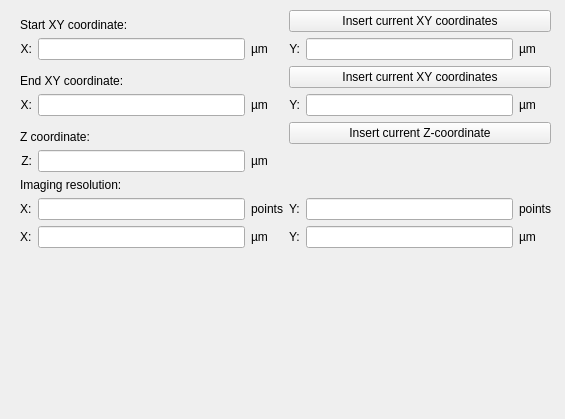
First picture: the form in iris/resources/coordinate_generators/rect_startend.ui, repository The-Thomas-Lab-UCL/orm-iris, before the edit.
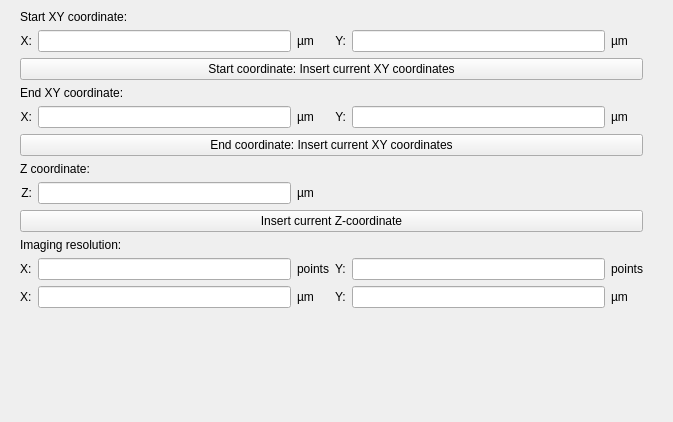
Second picture: the form after the edit.

The edit to the form file:
```diff
--- a/iris/resources/coordinate_generators/rect_startend.ui
+++ b/iris/resources/coordinate_generators/rect_startend.ui
@@ -6,8 +6,8 @@
    <rect>
     <x>0</x>
     <y>0</y>
-    <width>565</width>
-    <height>419</height>
+    <width>673</width>
+    <height>422</height>
    </rect>
   </property>
   <property name="windowTitle">
@@ -18,11 +18,171 @@
     <rect>
      <x>20</x>
      <y>10</y>
-     <width>531</width>
+     <width>623</width>
      <height>381</height>
     </rect>
    </property>
    <layout class="QGridLayout" name="gridLayout">
+    <item row="1" column="3">
+     <widget class="QLabel" name="label_4">
+      <property name="text">
+       <string>Y:</string>
+      </property>
+      <property name="alignment">
+       <set>Qt::AlignmentFlag::AlignRight|Qt::AlignmentFlag::AlignTrailing|Qt::AlignmentFlag::AlignVCenter</set>
+      </property>
+     </widget>
+    </item>
+    <item row="10" column="0">
+     <widget class="QLabel" name="label_17">
+      <property name="text">
+       <string>X:</string>
+      </property>
+     </widget>
+    </item>
+    <item row="10" column="1">
+     <widget class="QLineEdit" name="ent_res_pt_x"/>
+    </item>
+    <item row="12" column="1">
+     <spacer name="verticalSpacer">
+      <property name="orientation">
+       <enum>Qt::Orientation::Vertical</enum>
+      </property>
+      <property name="sizeHint" stdset="0">
+       <size>
+        <width>20</width>
+        <height>40</height>
+       </size>
+      </property>
+     </spacer>
+    </item>
+    <item row="4" column="5">
+     <widget class="QLabel" name="label_10">
+      <property name="text">
+       <string>µm</string>
+      </property>
+     </widget>
+    </item>
+    <item row="10" column="4">
+     <widget class="QLineEdit" name="ent_res_pt_y"/>
+    </item>
+    <item row="7" column="2">
+     <widget class="QLabel" name="label_12">
+      <property name="text">
+       <string>µm</string>
+      </property>
+     </widget>
+    </item>
+    <item row="3" column="0" colspan="3">
+     <widget class="QLabel" name="label_8">
+      <property name="text">
+       <string>End XY coordinate:</string>
+      </property>
+      <property name="alignment">
+       <set>Qt::AlignmentFlag::AlignBottom|Qt::AlignmentFlag::AlignLeading|Qt::AlignmentFlag::AlignLeft</set>
+      </property>
+     </widget>
+    </item>
+    <item row="1" column="2">
+     <widget class="QLabel" name="label_3">
+      <property name="text">
+       <string>µm</string>
+      </property>
+     </widget>
+    </item>
+    <item row="4" column="0">
+     <widget class="QLabel" name="label_9">
+      <property name="text">
+       <string>X:</string>
+      </property>
+      <property name="alignment">
+       <set>Qt::AlignmentFlag::AlignRight|Qt::AlignmentFlag::AlignTrailing|Qt::AlignmentFlag::AlignVCenter</set>
+      </property>
+     </widget>
+    </item>
+    <item row="10" column="3">
+     <widget class="QLabel" name="label_21">
+      <property name="text">
+       <string>Y:</string>
+      </property>
+     </widget>
+    </item>
+    <item row="11" column="0">
+     <widget class="QLabel" name="label_11">
+      <property name="text">
+       <string>X:</string>
+      </property>
+     </widget>
+    </item>
+    <item row="11" column="3">
+     <widget class="QLabel" name="label_20">
+      <property name="text">
+       <string>Y:</string>
+      </property>
+     </widget>
+    </item>
+    <item row="7" column="1">
+     <widget class="QLineEdit" name="ent_z_um"/>
+    </item>
+    <item row="7" column="0">
+     <widget class="QLabel" name="label_14">
+      <property name="text">
+       <string>Z:</string>
+      </property>
+      <property name="alignment">
+       <set>Qt::AlignmentFlag::AlignRight|Qt::AlignmentFlag::AlignTrailing|Qt::AlignmentFlag::AlignVCenter</set>
+      </property>
+     </widget>
+    </item>
+    <item row="11" column="1">
+     <widget class="QLineEdit" name="ent_res_um_x"/>
+    </item>
+    <item row="10" column="2">
+     <widget class="QLabel" name="label_15">
+      <property name="text">
+       <string>points</string>
+      </property>
+     </widget>
+    </item>
+    <item row="1" column="4">
+     <widget class="QLineEdit" name="ent_starty_um"/>
+    </item>
+    <item row="4" column="3">
+     <widget class="QLabel" name="label_6">
+      <property name="text">
+       <string>Y:</string>
+      </property>
+      <property name="alignment">
+       <set>Qt::AlignmentFlag::AlignRight|Qt::AlignmentFlag::AlignTrailing|Qt::AlignmentFlag::AlignVCenter</set>
+      </property>
+     </widget>
+    </item>
+    <item row="4" column="4">
+     <widget class="QLineEdit" name="ent_endy_um"/>
+    </item>
+    <item row="4" column="2">
+     <widget class="QLabel" name="label_7">
+      <property name="text">
+       <string>µm</string>
+      </property>
+     </widget>
+    </item>
+    <item row="1" column="1">
+     <widget class="QLineEdit" name="ent_startx_um"/>
+    </item>
+    <item row="11" column="4">
+     <widget class="QLineEdit" name="ent_res_um_y"/>
+    </item>
+    <item row="9" column="0" colspan="3">
+     <widget class="QLabel" name="label_16">
+      <property name="text">
+       <string>Imaging resolution:</string>
+      </property>
+      <property name="alignment">
+       <set>Qt::AlignmentFlag::AlignBottom|Qt::AlignmentFlag::AlignLeading|Qt::AlignmentFlag::AlignLeft</set>
+      </property>
+     </widget>
+    </item>
     <item row="0" column="0" colspan="3">
      <widget class="QLabel" name="label">
       <property name="sizePolicy">
@@ -39,12 +199,8 @@
       </property>
      </widget>
     </item>
-    <item row="8" column="0">
-     <widget class="QLabel" name="label_11">
-      <property name="text">
-       <string>X:</string>
-      </property>
-     </widget>
+    <item row="4" column="1">
+     <widget class="QLineEdit" name="ent_endx_um"/>
     </item>
     <item row="1" column="0">
      <widget class="QLabel" name="label_2">
@@ -56,7 +212,28 @@
       </property>
      </widget>
     </item>
-    <item row="4" column="0" colspan="3">
+    <item row="1" column="5">
+     <widget class="QLabel" name="label_5">
+      <property name="text">
+       <string>µm</string>
+      </property>
+     </widget>
+    </item>
+    <item row="10" column="5">
+     <widget class="QLabel" name="label_19">
+      <property name="text">
+       <string>points</string>
+      </property>
+     </widget>
+    </item>
+    <item row="11" column="2">
+     <widget class="QLabel" name="label_18">
+      <property name="text">
+       <string>µm</string>
+      </property>
+     </widget>
+    </item>
+    <item row="6" column="0" colspan="3">
      <widget class="QLabel" name="label_13">
       <property name="text">
        <string>Z coordinate:</string>
@@ -66,211 +243,34 @@
       </property>
      </widget>
     </item>
-    <item row="8" column="4">
-     <widget class="QLineEdit" name="ent_res_um_y"/>
-    </item>
-    <item row="7" column="2">
-     <widget class="QLabel" name="label_15">
-      <property name="text">
-       <string>points</string>
-      </property>
-     </widget>
-    </item>
-    <item row="6" column="0" colspan="3">
-     <widget class="QLabel" name="label_16">
-      <property name="text">
-       <string>Imaging resolution:</string>
-      </property>
-      <property name="alignment">
-       <set>Qt::AlignmentFlag::AlignBottom|Qt::AlignmentFlag::AlignLeading|Qt::AlignmentFlag::AlignLeft</set>
-      </property>
-     </widget>
-    </item>
-    <item row="1" column="1">
-     <widget class="QLineEdit" name="ent_startx_um"/>
-    </item>
-    <item row="7" column="4">
-     <widget class="QLineEdit" name="ent_res_pt_y"/>
-    </item>
-    <item row="8" column="2">
-     <widget class="QLabel" name="label_18">
-      <property name="text">
-       <string>µm</string>
-      </property>
-     </widget>
-    </item>
-    <item row="7" column="0">
-     <widget class="QLabel" name="label_17">
-      <property name="text">
-       <string>X:</string>
-      </property>
-     </widget>
-    </item>
-    <item row="1" column="4">
-     <widget class="QLineEdit" name="ent_starty_um"/>
-    </item>
-    <item row="0" column="3" colspan="3">
-     <widget class="QPushButton" name="btn_curr_start_xy">
-      <property name="text">
-       <string>Insert current XY coordinates</string>
-      </property>
-     </widget>
-    </item>
-    <item row="3" column="5">
-     <widget class="QLabel" name="label_10">
-      <property name="text">
-       <string>µm</string>
-      </property>
-     </widget>
-    </item>
-    <item row="1" column="3">
-     <widget class="QLabel" name="label_4">
-      <property name="text">
-       <string>Y:</string>
-      </property>
-      <property name="alignment">
-       <set>Qt::AlignmentFlag::AlignRight|Qt::AlignmentFlag::AlignTrailing|Qt::AlignmentFlag::AlignVCenter</set>
-      </property>
-     </widget>
-    </item>
-    <item row="1" column="2">
-     <widget class="QLabel" name="label_3">
-      <property name="text">
-       <string>µm</string>
-      </property>
-     </widget>
-    </item>
-    <item row="7" column="5">
-     <widget class="QLabel" name="label_19">
-      <property name="text">
-       <string>points</string>
-      </property>
-     </widget>
-    </item>
-    <item row="8" column="5">
+    <item row="11" column="5">
      <widget class="QLabel" name="label_22">
       <property name="text">
        <string>µm</string>
       </property>
      </widget>
     </item>
-    <item row="4" column="3" colspan="3">
+    <item row="2" column="0" colspan="6">
+     <widget class="QPushButton" name="btn_curr_start_xy">
+      <property name="text">
+       <string>Start coordinate: Insert current XY coordinates</string>
+      </property>
+     </widget>
+    </item>
+    <item row="5" column="0" colspan="6">
+     <widget class="QPushButton" name="btn_curr_end_xy">
+      <property name="text">
+       <string>End coordinate: Insert current XY coordinates</string>
+      </property>
+     </widget>
+    </item>
+    <item row="8" column="0" colspan="6">
      <widget class="QPushButton" name="btn_curr_z">
       <property name="text">
        <string>Insert current Z-coordinate</string>
       </property>
      </widget>
     </item>
-    <item row="5" column="2">
-     <widget class="QLabel" name="label_12">
-      <property name="text">
-       <string>µm</string>
-      </property>
-     </widget>
-    </item>
-    <item row="3" column="1">
-     <widget class="QLineEdit" name="ent_endx_um"/>
-    </item>
-    <item row="8" column="3">
-     <widget class="QLabel" name="label_20">
-      <property name="text">
-       <string>Y:</string>
-      </property>
-     </widget>
-    </item>
-    <item row="5" column="1">
-     <widget class="QLineEdit" name="ent_z_um"/>
-    </item>
-    <item row="3" column="3">
-     <widget class="QLabel" name="label_6">
-      <property name="text">
-       <string>Y:</string>
-      </property>
-      <property name="alignment">
-       <set>Qt::AlignmentFlag::AlignRight|Qt::AlignmentFlag::AlignTrailing|Qt::AlignmentFlag::AlignVCenter</set>
-      </property>
-     </widget>
-    </item>
-    <item row="3" column="2">
-     <widget class="QLabel" name="label_7">
-      <property name="text">
-       <string>µm</string>
-      </property>
-     </widget>
-    </item>
-    <item row="3" column="0">
-     <widget class="QLabel" name="label_9">
-      <property name="text">
-       <string>X:</string>
-      </property>
-      <property name="alignment">
-       <set>Qt::AlignmentFlag::AlignRight|Qt::AlignmentFlag::AlignTrailing|Qt::AlignmentFlag::AlignVCenter</set>
-      </property>
-     </widget>
-    </item>
-    <item row="5" column="0">
-     <widget class="QLabel" name="label_14">
-      <property name="text">
-       <string>Z:</string>
-      </property>
-      <property name="alignment">
-       <set>Qt::AlignmentFlag::AlignRight|Qt::AlignmentFlag::AlignTrailing|Qt::AlignmentFlag::AlignVCenter</set>
-      </property>
-     </widget>
-    </item>
-    <item row="2" column="0" colspan="3">
-     <widget class="QLabel" name="label_8">
-      <property name="text">
-       <string>End XY coordinate:</string>
-      </property>
-      <property name="alignment">
-       <set>Qt::AlignmentFlag::AlignBottom|Qt::AlignmentFlag::AlignLeading|Qt::AlignmentFlag::AlignLeft</set>
-      </property>
-     </widget>
-    </item>
-    <item row="2" column="3" colspan="3">
-     <widget class="QPushButton" name="btn_curr_end_xy">
-      <property name="text">
-       <string>Insert current XY coordinates</string>
-      </property>
-     </widget>
-    </item>
-    <item row="7" column="1">
-     <widget class="QLineEdit" name="ent_res_pt_x"/>
-    </item>
-    <item row="1" column="5">
-     <widget class="QLabel" name="label_5">
-      <property name="text">
-       <string>µm</string>
-      </property>
-     </widget>
-    </item>
-    <item row="8" column="1">
-     <widget class="QLineEdit" name="ent_res_um_x"/>
-    </item>
-    <item row="3" column="4">
-     <widget class="QLineEdit" name="ent_endy_um"/>
-    </item>
-    <item row="7" column="3">
-     <widget class="QLabel" name="label_21">
-      <property name="text">
-       <string>Y:</string>
-      </property>
-     </widget>
-    </item>
-    <item row="9" column="1">
-     <spacer name="verticalSpacer">
-      <property name="orientation">
-       <enum>Qt::Orientation::Vertical</enum>
-      </property>
-      <property name="sizeHint" stdset="0">
-       <size>
-        <width>20</width>
-        <height>40</height>
-       </size>
-      </property>
-     </spacer>
-    </item>
    </layout>
   </widget>
  </widget>
```
